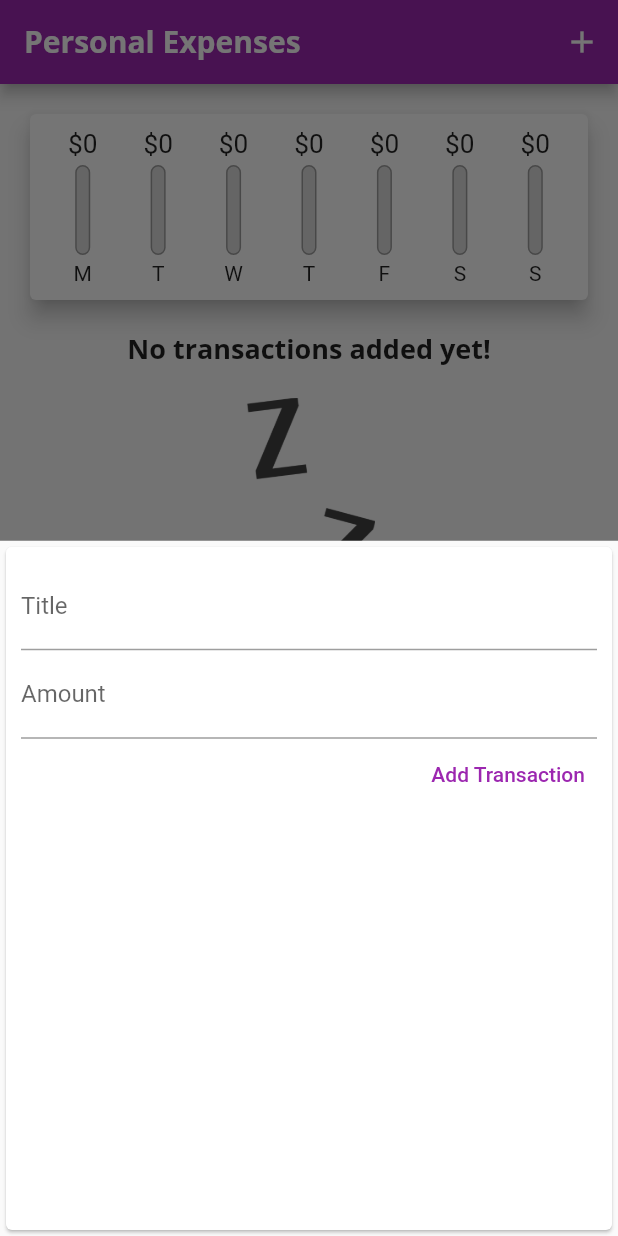
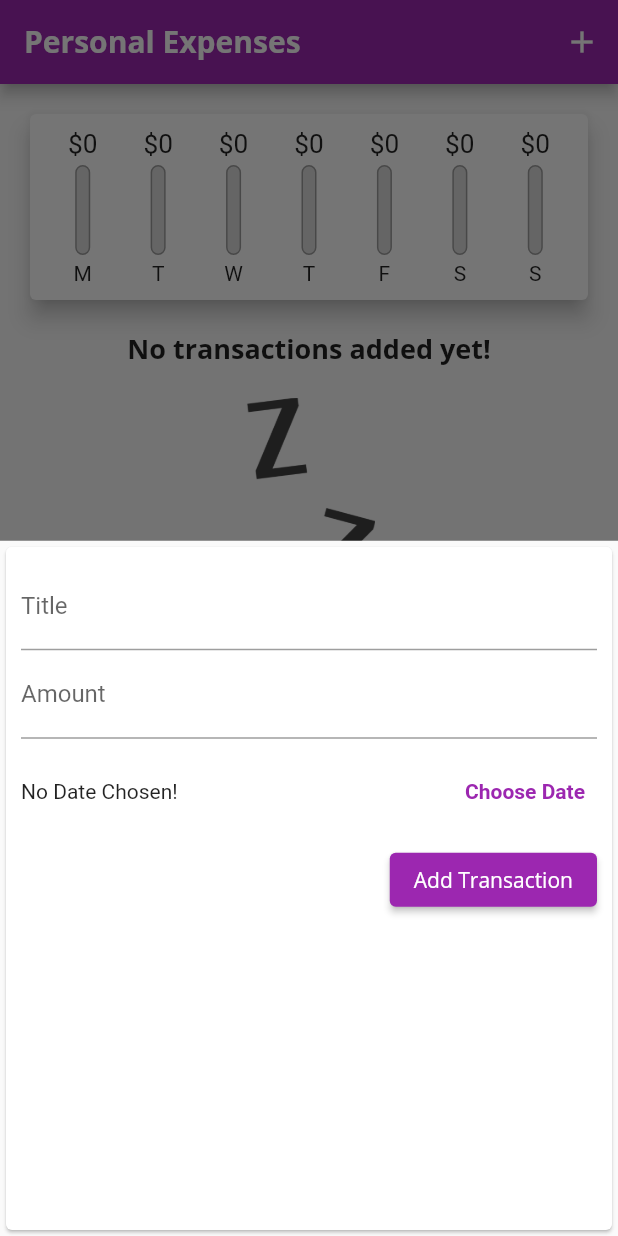
Before and after one commit to leandrouti/flutter-expense-planner, a Flutter app: the screen it shows after launch, after a tap on the "add" icon, on a phone screen of 412 x 824 dp. Run offline on Flutter 3.47's test engine with Material 2 defaults, Android fonts, the phone set to English and light mode, and no system bars.

Commit message:
[add] transaction date

```diff
--- a/lib/main.dart
+++ b/lib/main.dart
@@ -51,12 +51,12 @@ class MyHomePage extends StatefulWidget {
 class _MyHomePageState extends State<MyHomePage> {
   final List<Transaction> _userTransactions = [];
 
-  void _addNewTransaction(String title, double amount) {
+  void _addNewTransaction(String title, double amount, DateTime date) {
     final newTx = Transaction(
       id: DateTime.now().toString(),
       title: title,
       amount: amount,
-      date: DateTime.now(),
+      date: date,
     );
 
     setState(() {
--- a/lib/widgets/new_transaction.dart
+++ b/lib/widgets/new_transaction.dart
@@ -1,3 +1,4 @@
+import 'package:intl/intl.dart';
 import 'package:flutter/material.dart';
 
 class NewTransaction extends StatefulWidget {
@@ -11,21 +12,39 @@ class NewTransaction extends StatefulWidget {
 
 class _NewTransactionState extends State<NewTransaction> {
   final _titleController = TextEditingController();
-
   final _amountController = TextEditingController();
+  DateTime? _selectedDate;
 
   void _submitData() {
     final enteredTitle = _titleController.text;
     final enteredAmount = double.parse(_amountController.text);
 
-    if (enteredTitle.isEmpty || enteredAmount <= 0) {
+    if (enteredTitle.isEmpty || enteredAmount <= 0 || _selectedDate == null) {
       return;
     }
     this.widget.addTx(
           enteredTitle,
           enteredAmount,
+          _selectedDate,
         );
     Navigator.of(context).pop();
+  }
+
+  void _presetDatePicker() {
+    showDatePicker(
+      context: context,
+      initialDate: DateTime.now(),
+      firstDate: DateTime(2019),
+      lastDate: DateTime.now(),
+    ).then((pickedDate) {
+      if (pickedDate == null) {
+        return;
+      }
+
+      setState(() {
+        this._selectedDate = pickedDate;
+      });
+    });
   }
 
   @override
@@ -47,13 +66,32 @@ class _NewTransactionState extends State<NewTransaction> {
               keyboardType: TextInputType.numberWithOptions(decimal: true),
               onSubmitted: (_) => this._submitData(),
             ),
-            TextButton(
-              onPressed: this.submitData,
+            Container(
+              height: 70,
+              child: Row(
+                children: <Widget>[
+                  Expanded(
+                    child: Text(_selectedDate == null
+                        ? 'No Date Chosen!'
+                        : 'Picked Date: ${DateFormat.yMd().format(_selectedDate!)}'),
+                  ),
+                  TextButton(
+                    child: Text(
+                      'Choose Date',
+                      style: TextStyle(
+                        color: Theme.of(context).primaryColor,
+                        fontWeight: FontWeight.bold,
+                      ),
+                    ),
+                    onPressed: _presetDatePicker,
+                  ),
+                ],
+              ),
+            ),
+            ElevatedButton(
+              onPressed: this._submitData,
               child: Text(
                 'Add Transaction',
-                style: TextStyle(
-                  color: Theme.of(context).primaryColor,
-                ),
               ),
             ),
           ],
```
